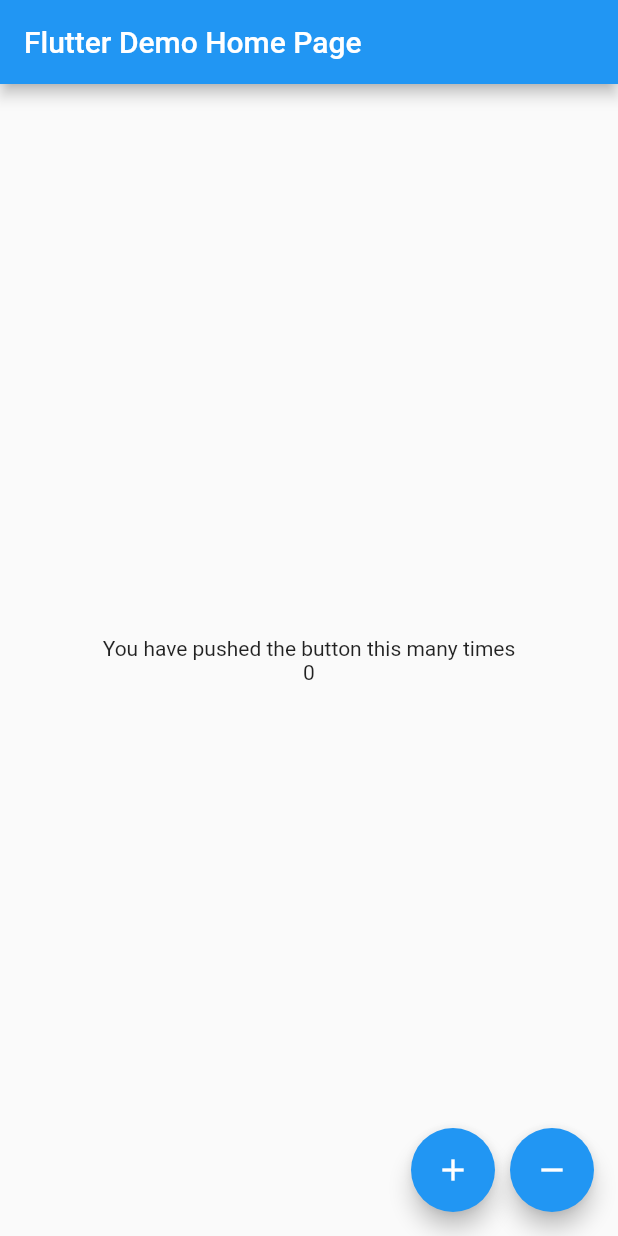
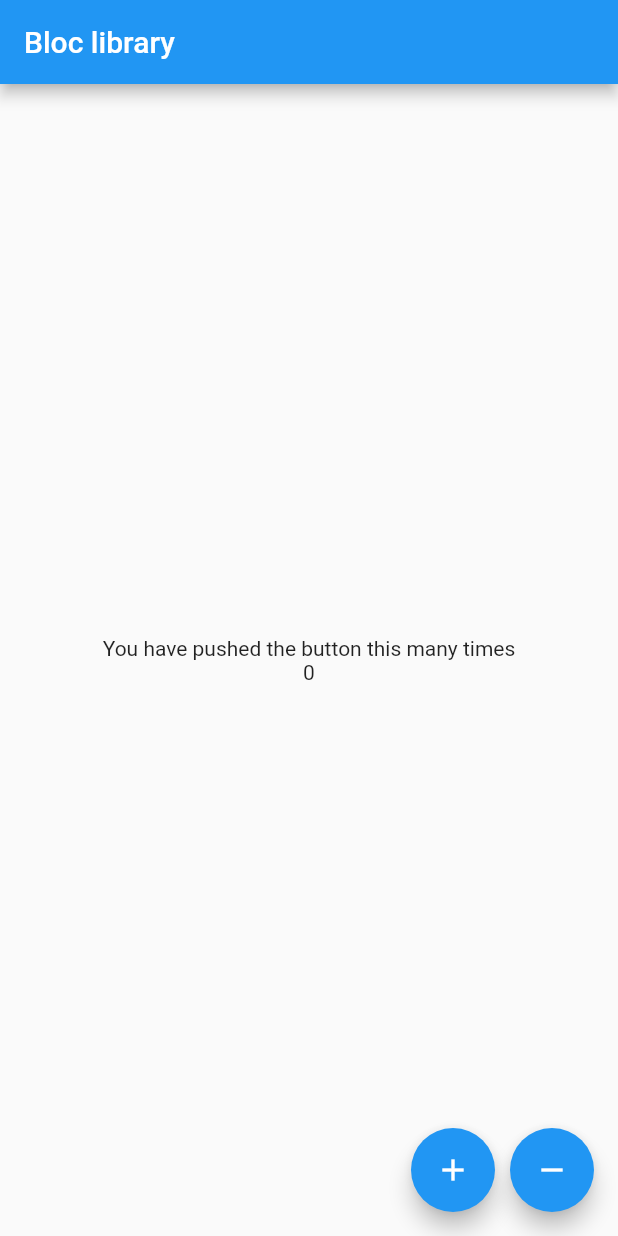
Before and after one commit to CuongDuong2710/reso_coder, a Flutter app: the screen it shows after launch, on a phone screen of 412 x 824 dp. Run offline on Flutter 3.47's test engine with Material 2 defaults, Android fonts, the phone set to English and light mode, and no system bars; our stand-ins replace bloc, built_collection, built_value, flutter_bloc; generated files the repository leaves out were written again.

Commit message:
using BlocProvider to provide bloc for subtree

```diff
--- a/bloc_library/lib/main.dart
+++ b/bloc_library/lib/main.dart
@@ -13,7 +13,7 @@ class MyApp extends StatelessWidget {
       theme: ThemeData(
         primarySwatch: Colors.blue,
       ),
-      home: MyHomePage(title: 'Flutter Demo Home Page'),
+      home: MyHomePage(title: 'Bloc library'),
     );
   }
 }
@@ -32,7 +32,7 @@ class _MyHomePageState extends State<MyHomePage> {
 
   @override
   Widget build(BuildContext context) {
-    return new Main(widget: widget, counterBloc: _counterBloc);
+    return BlocProvider(bloc: _counterBloc, child: CounterWidget(widget: widget),);
   }
 
   @override
@@ -42,15 +42,13 @@ class _MyHomePageState extends State<MyHomePage> {
   }
 }
 
-class Main extends StatelessWidget {
-  const Main({
+class CounterWidget extends StatelessWidget {
+  const CounterWidget({
     Key key,
     @required this.widget,
-    @required CounterBloc counterBloc,
-  }) : _counterBloc = counterBloc, super(key: key);
+  }) : super(key: key);
 
   final MyHomePage widget;
-  final CounterBloc _counterBloc;
 
   @override
   Widget build(BuildContext context) {
@@ -59,7 +57,7 @@ class Main extends StatelessWidget {
         title: Text(widget.title),
       ),
       body: BlocBuilder(
-        bloc: _counterBloc,
+        bloc: BlocProvider.of<CounterBloc>(context),
         builder: (BuildContext context, CounterState state) {
           return Center(
               child: Column(
@@ -76,13 +74,13 @@ class Main extends StatelessWidget {
       floatingActionButton:
           Row(mainAxisAlignment: MainAxisAlignment.end, children: <Widget>[
         FloatingActionButton(
-          onPressed: () => _counterBloc.onIncrement(),
+          onPressed: () => BlocProvider.of<CounterBloc>(context).onIncrement(),
           tooltip: 'Increment',
           child: Icon(Icons.add),
         ),
         SizedBox(width: 10.0),
         FloatingActionButton(
-          onPressed: () => _counterBloc.onDecrement(),
+          onPressed: () =>  BlocProvider.of<CounterBloc>(context).onDecrement(),
           tooltip: 'Decrement',
           child: Icon(Icons.remove),
         )
```
